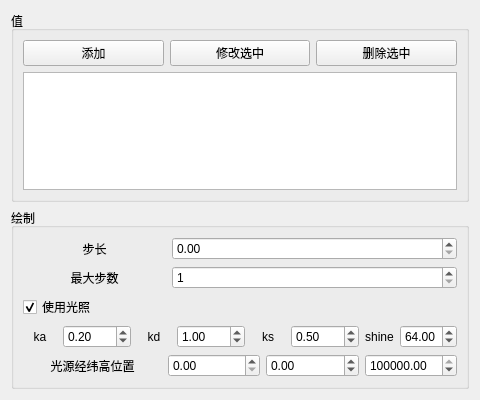
The window that app/multi_isosurfaces/misf_main_window.ui (Kouek/vis-osg-qt) describes before a commit, drawn with Qt 5.
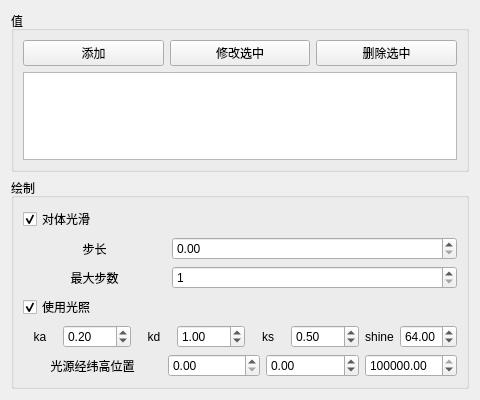
The same window after the commit.

The edit to the form file:
```diff
--- a/app/multi_isosurfaces/misf_main_window.ui
+++ b/app/multi_isosurfaces/misf_main_window.ui
@@ -57,6 +57,16 @@
       <string>绘制</string>
      </property>
      <layout class="QVBoxLayout" name="verticalLayout_3">
+      <item>
+       <widget class="QCheckBox" name="checkBox_UseSmoothedVol">
+        <property name="text">
+         <string>对体光滑</string>
+        </property>
+        <property name="checked">
+         <bool>true</bool>
+        </property>
+       </widget>
+      </item>
       <item>
        <layout class="QHBoxLayout" name="horizontalLayout_2" stretch="1,2">
         <item>
```
